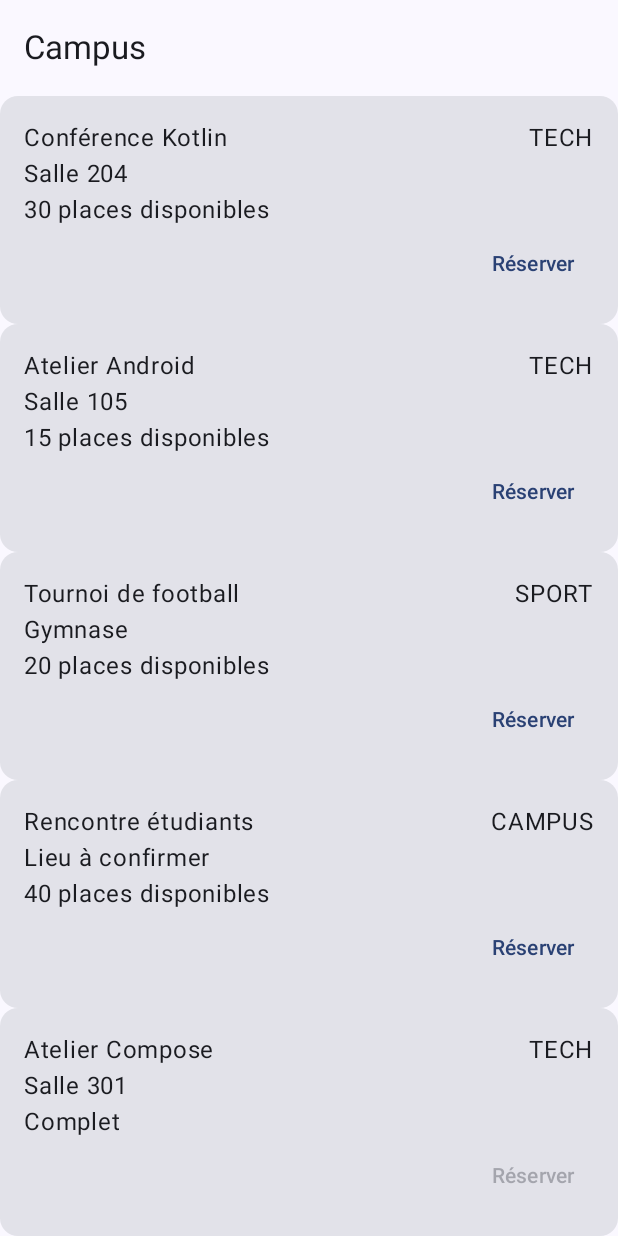
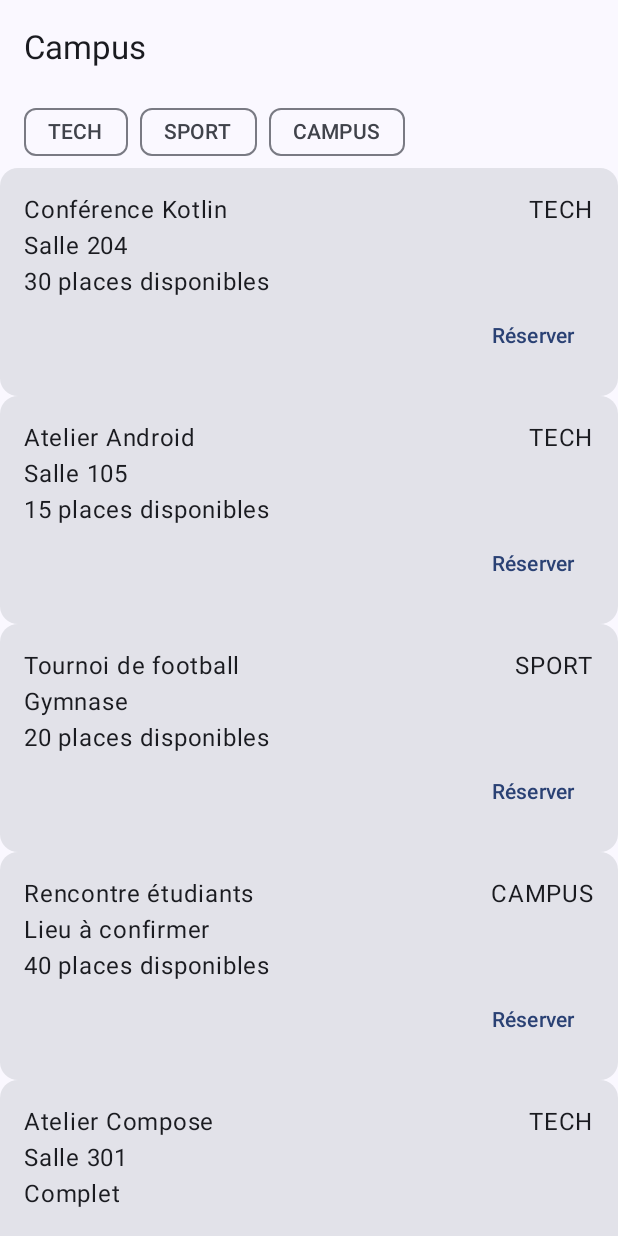
Before and after one commit to PhilippeRako/Campus, an Android app built with Jetpack Compose: the screen it shows after launch (MainActivity), on a phone screen of 412 x 824 dp. Run offline under Robolectric (Android 15) with nearby library versions, the phone set to English and light mode, and no system bars.

Commit message:
Add - Partie 2 question 1

```diff
--- a/app/src/main/java/com/example/campusmobileapp/MainActivity.kt
+++ b/app/src/main/java/com/example/campusmobileapp/MainActivity.kt
@@ -2,29 +2,32 @@
 package com.example.campusmobileapp
 
 import android.os.Bundle
+import android.util.Log
 import androidx.activity.ComponentActivity
 import androidx.activity.compose.setContent
 import androidx.activity.enableEdgeToEdge
 import androidx.compose.foundation.layout.fillMaxSize
 import androidx.compose.foundation.layout.padding
-import androidx.compose.material3.Scaffold
-import androidx.compose.material3.Text
-import androidx.compose.runtime.Composable
-import androidx.compose.ui.Modifier
-import androidx.compose.ui.tooling.preview.Preview
-import com.example.campusmobileapp.ui.theme.CampusMobileAppTheme
 import androidx.compose.foundation.layout.Column
 import androidx.compose.foundation.layout.Row
 import androidx.compose.foundation.layout.Arrangement
 import androidx.compose.foundation.layout.fillMaxWidth
+import androidx.compose.foundation.layout.PaddingValues
+import androidx.compose.foundation.lazy.LazyColumn
+import androidx.compose.foundation.lazy.LazyRow
+import androidx.compose.foundation.lazy.items
+import androidx.compose.material3.Scaffold
+import androidx.compose.material3.Text
 import androidx.compose.material3.Card
 import androidx.compose.material3.TextButton
+import androidx.compose.material3.TopAppBar
+import androidx.compose.material3.FilterChip
+import androidx.compose.material3.ExperimentalMaterial3Api
+import androidx.compose.runtime.Composable
+import androidx.compose.ui.Modifier
+import androidx.compose.ui.tooling.preview.Preview
 import androidx.compose.ui.unit.dp
-import androidx.compose.foundation.lazy.LazyColumn
-import androidx.compose.foundation.lazy.items
-import androidx.compose.material3.TopAppBar
-import androidx.compose.material3.ExperimentalMaterial3Api
-import android.util.Log
+import com.example.campusmobileapp.ui.theme.CampusMobileAppTheme
 
 data class Event(
     val id: Int,
@@ -41,6 +44,8 @@ val events = listOf(
     Event(4, "Rencontre étudiants", "CAMPUS", null, 40),
     Event(5, "Atelier Compose", "TECH", "Salle 301", 0)
 )
+
+val categories = listOf("TECH", "SPORT", "CAMPUS")
 
 class MainActivity : ComponentActivity() {
     override fun onCreate(savedInstanceState: Bundle?) {
@@ -134,6 +139,21 @@ fun EventListScreen(events: List<Event>) {
         LazyColumn(
             contentPadding = innerPadding
         ) {
+            item {
+                LazyRow(
+                    contentPadding = PaddingValues(horizontal = 16.dp),
+                    horizontalArrangement = Arrangement.spacedBy(8.dp)
+                ) {
+                    items(categories) { category ->
+                        FilterChip(
+                            selected = false,
+                            onClick = {},
+                            label = { Text(category) }
+                        )
+                    }
+                }
+            }
+
             items(events, key = { it.id }) { event ->
                 EventCard(
                     event = event,
```
